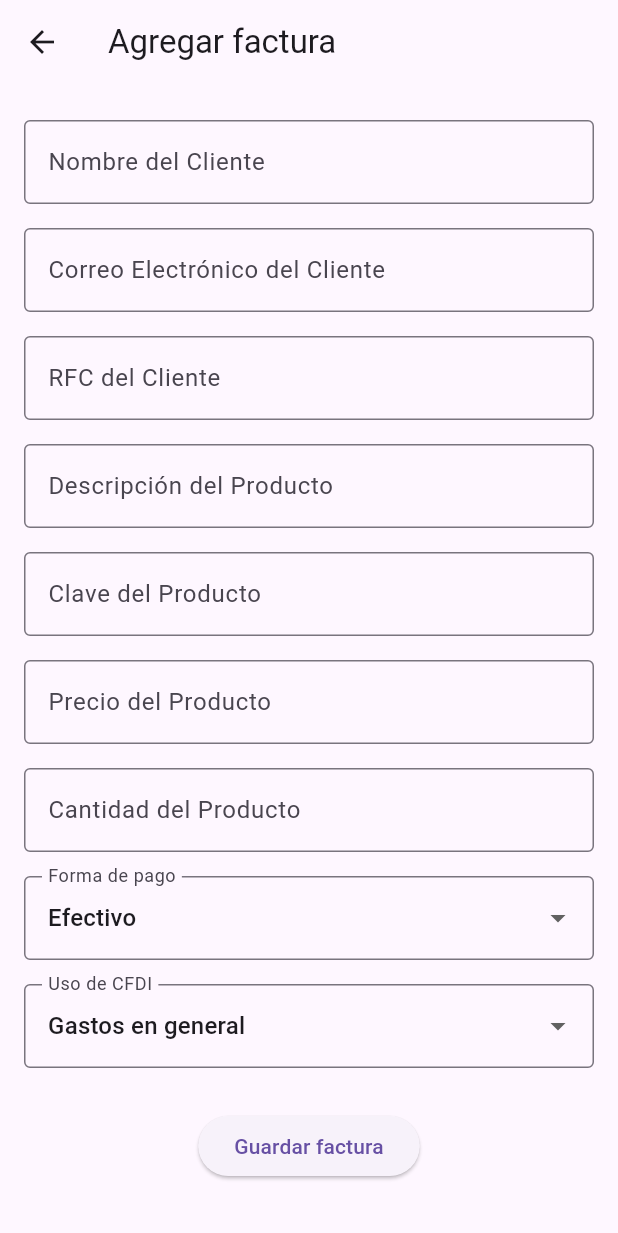
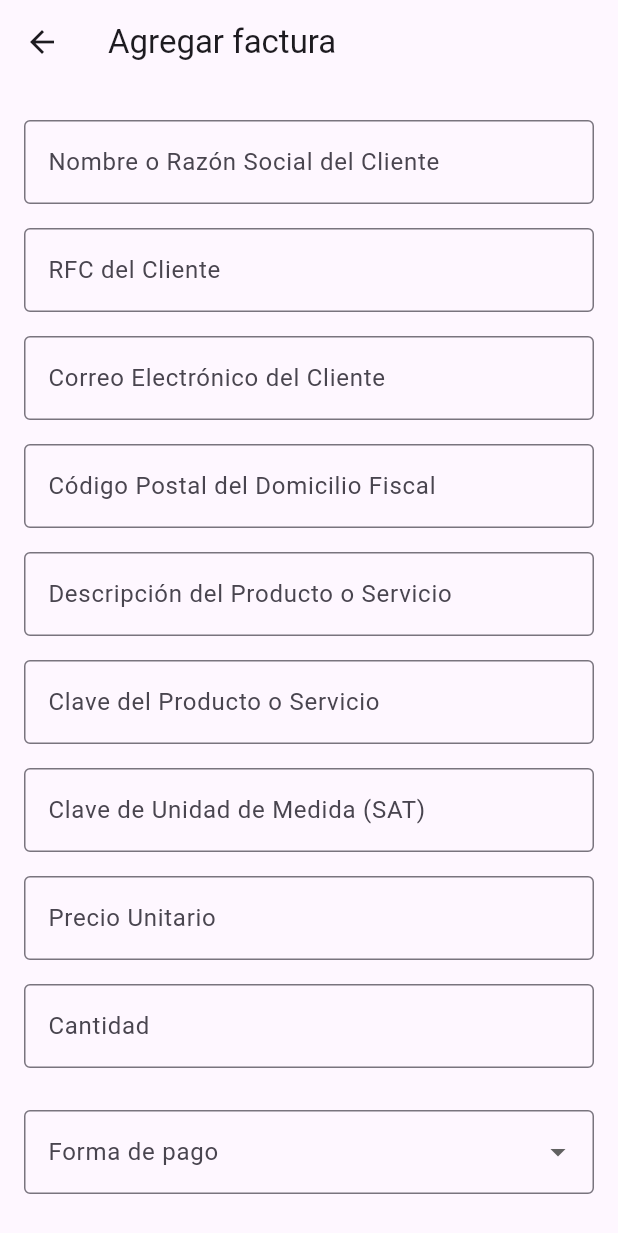
Before and after one commit to AbisurDiazR/renta_control, a Flutter app: the CreateInvoicePage screen opened directly, on a phone screen of 412 x 824 dp. Shown: the top 1233 px of the screen. Run offline on Flutter 3.47's test engine with Material 3 defaults, Android fonts, the light colour scheme and no system bars; our stand-ins replace cloud_firestore, equatable, firebase_auth, firebase_core, flutter_bloc, flutter_dotenv and 2 more; accounts and stored records are empty.

Commit message:
API de facturación integrada

```diff
--- /dev/null
+++ b/lib/domain/models/invoice/cfdi.dart
@@ -0,0 +1,9 @@
+class CFDI {
+  final String cfdiUse;
+  final String cfdiDescription;
+
+  CFDI({
+    required this.cfdiUse,
+    required this.cfdiDescription,
+  });
+}
--- a/lib/domain/models/invoice/invoice.dart
+++ b/lib/domain/models/invoice/invoice.dart
@@ -1,41 +1,54 @@
 class Invoice {
-  final String clientName;
-  final String clientEmail;
-  final String clientRFC;
+  final String legalName;
+  final String taxId;
+  final String email;
+  final String zip;
+  final String taxSystem;
+  final String paymentForm;
+  final String cfdiUse;
   final String productDescription;
   final String productKey;
+  final String unitKey;
   final double productPrice;
   final int productQuantity;
-  final String paymentMethod;
-  final String invoiceUse;
 
   Invoice({
-    required this.clientName,
-    required this.clientEmail,
-    required this.clientRFC,
+    required this.legalName,
+    required this.taxId,
+    required this.email,
+    required this.zip,
+    required this.taxSystem,
+    required this.paymentForm,
+    required this.cfdiUse,
     required this.productDescription,
     required this.productKey,
+    required this.unitKey,
     required this.productPrice,
     required this.productQuantity,
-    required this.paymentMethod,
-    required this.invoiceUse,
   });
 
-  double get totalAmount => productPrice * productQuantity;
-
-  /// **Método para convertir el objeto en un mapa (para Firebase o JSON)**
-  Map<String, dynamic> toMap() {
+  Map<String, dynamic> toJson() {
     return {
-      'clientName': clientName,
-      'clientEmail': clientEmail,
-      'clientRFC': clientRFC,
-      'productDescription': productDescription,
-      'productKey': productKey,
-      'productPrice': productPrice,
-      'productQuantity': productQuantity,
-      'paymentMethod': paymentMethod,
-      'invoiceUse': invoiceUse,
-      'totalAmount': totalAmount,
+      'payment_form': paymentForm,
+      'use': cfdiUse,
+      'customer': {
+        'legal_name': legalName,
+        'tax_id': taxId,
+        'tax_system': taxSystem,
+        'email': email,
+        'address': {'zip': zip},
+      },
+      'items': [
+        {
+          'quantity': productQuantity,
+          'product': {
+            'description': productDescription,
+            'product_key': productKey,
+            'unit_key': unitKey,
+            'price': productPrice,
+          },
+        },
+      ],
     };
   }
 }
--- /dev/null
+++ b/lib/domain/models/invoice/payment.dart
@@ -0,0 +1,16 @@
+class Payment {
+  final String key;
+  final String name;
+
+  Payment({
+    required this.key,
+    required this.name
+  });
+
+  Map<String, dynamic> toMap(){
+    return {
+      'key': key,
+      'name': name
+    };
+  }
+}
--- /dev/null
+++ b/lib/domain/models/invoice/tax_regime.dart
@@ -0,0 +1,6 @@
+class TaxRegime {
+  final String key;
+  final String description;
+
+  TaxRegime({required this.key, required this.description});
+}
--- a/lib/presentation/pages/invoices/create_invoice_page.dart
+++ b/lib/presentation/pages/invoices/create_invoice_page.dart
@@ -1,6 +1,17 @@
 // ignore_for_file: library_private_types_in_public_api
+import 'dart:convert';
+
 import 'package:flutter/material.dart';
+import 'package:flutter/services.dart';
+import 'package:flutter_dotenv/flutter_dotenv.dart';
+import 'package:http/http.dart' as http;
 import 'package:renta_control/domain/models/invoice/invoice.dart';
+import 'package:renta_control/domain/models/invoice/cfdi.dart';
+import 'package:renta_control/domain/models/invoice/payment.dart';
+import 'package:renta_control/domain/models/invoice/tax_regime.dart';
+import 'package:renta_control/utils/constants/cfdi_list.dart';
+import 'package:renta_control/utils/constants/payments_list.dart';
+import 'package:renta_control/utils/constants/tax_regime_list.dart';
 
 class CreateInvoicePage extends StatefulWidget {
   const CreateInvoicePage({super.key});
@@ -12,8 +23,12 @@ class CreateInvoicePage extends StatefulWidget {
 class _CreateInvoicePageState extends State<CreateInvoicePage> {
   final _formKey = GlobalKey<FormState>();
   final Map<String, TextEditingController> _controllers = {};
-  String _selectedPaymentMethod = 'Efectivo'; // Valor por defecto
-  String _selectedInvoiceUse = 'Gastos en general'; // Valor por defecto
+  List<Payment> paymentMethods = paymentsList;
+  Payment? _selectedPaymentMethod; // Codigo de forma de pago por defecto
+  List<CFDI> invoiceUses = cfdiList;
+  CFDI? _selectedInvoiceUse; // Codigo de uso de CFDI por defecto
+  List<TaxRegime> taxRegimes = taxRegimesList;
+  TaxRegime? _selectedTaxRegime; // Codigo de regimen fiscal por defecto
 
   @override
   void initState() {
@@ -23,11 +38,13 @@ class _CreateInvoicePageState extends State<CreateInvoicePage> {
 
   _initializeControllers() {
     final fields = [
-      'clientName',
-      'clientEmail',
-      'clientRFC',
+      'legalName',
+      'taxId',
+      'email',
+      'zip',
       'productDescription',
       'productKey',
+      'unitKey',
       'productPrice',
       'productQuantity',
     ];
@@ -58,25 +75,90 @@ class _CreateInvoicePageState extends State<CreateInvoicePage> {
               children: [
                 for (var field in _controllers.keys)
                   _buildTextField(field, isRequired: true),
-                _buildDropdownField(
-                  label: 'Forma de pago',
+                SizedBox(height: 20),
+                DropdownButtonFormField(
                   value: _selectedPaymentMethod,
-                  items: ['Efectivo', 'Tarjeta de Crédito', 'Transferencia'],
-                  onChanged: (value) {
+                  decoration: InputDecoration(
+                    labelText: 'Forma de pago',
+                    border: OutlineInputBorder(),
+                  ),
+                  items:
+                      paymentMethods.map((payment) {
+                        return DropdownMenuItem(
+                          value: payment,
+                          child: Text(payment.name),
+                        );
+                      }).toList(),
+                  onChanged: (Payment? value) {
                     setState(() {
                       _selectedPaymentMethod = value!;
                     });
                   },
+                  validator:
+                      (value) =>
+                          value == null
+                              ? 'Por favor selecciona un metodo de pago'
+                              : null,
                 ),
-                _buildDropdownField(
-                  label: 'Uso de CFDI',
+                SizedBox(height: 20),
+                DropdownButtonFormField(
                   value: _selectedInvoiceUse,
-                  items: ['Gastos en general', 'Adquisición de mercancías'],
-                  onChanged: (value) {
+                  decoration: InputDecoration(
+                    labelText: 'CFDI',
+                    border: OutlineInputBorder(),
+                  ),
+                  items:
+                      invoiceUses.map((cfdi) {
+                        return DropdownMenuItem(
+                          value: cfdi,
+                          child: SizedBox(
+                            width: MediaQuery.of(context).size.width * 0.7,
+                            child: Text(
+                              '${cfdi.cfdiUse} - ${cfdi.cfdiDescription}',
+                              overflow: TextOverflow.ellipsis,
+                            ),
+                          ),
+                        );
+                      }).toList(),
+                  onChanged: (CFDI? value) {
                     setState(() {
                       _selectedInvoiceUse = value!;
                     });
                   },
+                  validator:
+                      (value) =>
+                          value == null ? 'Por favor selecciona un CFDI' : null,
+                ),
+                SizedBox(height: 20),
+                DropdownButtonFormField(
+                  value: _selectedTaxRegime,
+                  decoration: InputDecoration(
+                    labelText: 'Regimen fiscal',
+                    border: OutlineInputBorder(),
+                  ),
+                  items:
+                      taxRegimes.map((taxRegime) {
+                        return DropdownMenuItem(
+                          value: taxRegime,
+                          child: SizedBox(
+                            width: MediaQuery.of(context).size.width * 0.7,
+                            child: Text(
+                              '${taxRegime.key} - ${taxRegime.description}',
+                              overflow: TextOverflow.ellipsis,
+                            ),
+                          ),
+                        );
+                      }).toList(),
+                  onChanged: (TaxRegime? value) {
+                    setState(() {
+                      _selectedTaxRegime = value!;
+                    });
+                  },
+                  validator:
+                      (value) =>
+                          value == null
+                              ? 'Por favor selecciona un regimen fiscal'
+                              : null,
                 ),
                 SizedBox(height: 20),
                 ElevatedButton(
@@ -91,14 +173,30 @@ class _CreateInvoicePageState extends State<CreateInvoicePage> {
     );
   }
 
-  Widget _buildTextField(String field, {required bool isRequired}){
+  Widget _buildTextField(String field, {required bool isRequired}) {
+    TextInputType keyboardType = TextInputType.text;
+    List<TextInputFormatter>? inputFormatters;
+
+    if (field == 'email') {
+      keyboardType = TextInputType.emailAddress;
+    } else if (field == 'zip') {
+      keyboardType = TextInputType.number;
+    } else if (field == 'productPrice') {
+      keyboardType = TextInputType.numberWithOptions(decimal: true);
+      inputFormatters = [
+        FilteringTextInputFormatter.allow(RegExp(r'^\d*\.?\d{0,2}')),
+      ];
+    } else if (field == 'productQuantity') {
+      keyboardType = TextInputType.number;
+      inputFormatters = [FilteringTextInputFormatter.digitsOnly];
+    }
     return Padding(
       padding: EdgeInsets.symmetric(vertical: 8.0),
       child: TextFormField(
         controller: _controllers[field],
         decoration: InputDecoration(
           labelText: _getLabelText(field),
-          border: OutlineInputBorder()
+          border: OutlineInputBorder(),
         ),
         validator: (value) {
           if (isRequired && (value == null || value.isEmpty)) {
@@ -106,68 +204,100 @@ class _CreateInvoicePageState extends State<CreateInvoicePage> {
           }
           return null;
         },
-      ),
-    );
-  }
-
-  Widget _buildDropdownField({
-    required String label,
-    required String value,
-    required List<String> items,
-    required ValueChanged<String?> onChanged,
-  }){
-    return Padding(
-      padding: EdgeInsets.symmetric(vertical: 8.0),
-      child: DropdownButtonFormField<String>(
-        value: value,
-        decoration: InputDecoration(
-          labelText: label,
-          border: OutlineInputBorder()
-        ),
-        items: items.map((item){
-          return DropdownMenuItem(
-            value: item,
-            child: Text(item),
-          );
-        }).toList(),
-        onChanged: onChanged,
+        keyboardType: keyboardType,
+        inputFormatters: inputFormatters,
       ),
     );
   }
 
   String _getLabelText(String field) {
     final labels = {
-      'clientName': 'Nombre del Cliente',
-      'clientEmail': 'Correo Electrónico del Cliente',
-      'clientRFC': 'RFC del Cliente',
-      'productDescription': 'Descripción del Producto',
-      'productKey': 'Clave del Producto',
-      'productPrice': 'Precio del Producto',
-      'productQuantity': 'Cantidad del Producto',
+      'legalName': 'Nombre o Razón Social del Cliente',
+      'taxId': 'RFC del Cliente',
+      'email': 'Correo Electrónico del Cliente',
+      'zip': 'Código Postal del Domicilio Fiscal',
+      'productDescription': 'Descripción del Producto o Servicio',
+      'productKey': 'Clave del Producto o Servicio',
+      'unitKey': 'Clave de Unidad de Medida (SAT)',
+      'productPrice': 'Precio Unitario',
+      'productQuantity': 'Cantidad',
     };
     return labels[field] ?? field;
   }
 
-  void _submitForm(){
+  void _submitForm() async {
+    // Atributos de facturación
+    final url = Uri.parse('https://www.facturapi.io/v2/invoices');
+    final apiKey = dotenv.env['API_KEY'];
+
     if (_formKey.currentState!.validate()) {
       final newInvoice = Invoice(
-        clientName: _controllers['clientName']!.text,
-        clientEmail: _controllers['clientEmail']!.text,
-        clientRFC: _controllers['clientRFC']!.text,
+        legalName: _controllers['legalName']!.text,
+        taxId: _controllers['taxId']!.text,
+        email: _controllers['email']!.text,
+        zip: _controllers['zip']!.text,
+        taxSystem: _selectedTaxRegime!.key,
+        paymentForm: _selectedPaymentMethod!.key,
+        cfdiUse: _selectedInvoiceUse!.cfdiUse,
         productDescription: _controllers['productDescription']!.text,
         productKey: _controllers['productKey']!.text,
+        unitKey: _controllers['unitKey']!.text,
         productPrice: double.parse(_controllers['productPrice']!.text),
         productQuantity: int.parse(_controllers['productQuantity']!.text),
-        paymentMethod: _selectedPaymentMethod,
-        invoiceUse: _selectedInvoiceUse,
       );
 
-      // Enviar evento para agregar factura
-      //BlocProvider.of<InvoiceBloc>(context).add(AddInvoice(invoice: newInvoice));
-      print(newInvoice.toMap());
+      final body = {
+        "payment_form": newInvoice.paymentForm,
+        "use": newInvoice.cfdiUse,
+        "customer": {
+          "legal_name": newInvoice.legalName,
+          "tax_id": newInvoice.taxId,
+          "tax_system": newInvoice.taxSystem,
+          "email": newInvoice.email,
+          "address": {"zip": newInvoice.zip},
+        },
+        "items": [
+          {
+            "quantity": newInvoice.productQuantity,
+            "product": {
+              "description": newInvoice.productDescription,
+              "product_key": newInvoice.productKey,
+              "unit_key": newInvoice.unitKey,
+              "price": newInvoice.productPrice,
+            },
+          },
+        ],
+      };
 
-      // Cerrar la pantalla después de guardar
-      Navigator.pop(context);
+      try {
+        final response = await http.post(
+          url,
+          headers: {
+            'Authorization': 'Bearer $apiKey',
+            'Content-Type': 'application/json',
+          },
+          body: jsonEncode(body),
+        );
+
+        if (response.statusCode == 200) {
+          // Factura creada con éxito
+          print('Factura creada: ${response.body}');
+          Navigator.pop(context);
+        } else {
+          // Error en la creación
+          print('Error al crear factura: ${response.body}');
+          ScaffoldMessenger.of(
+            context,
+          ).showSnackBar(SnackBar(content: Text('Error al crear la factura')));
+        }
+      } catch (e) {
+        print('Excepción al enviar la solicitud: $e');
+        ScaffoldMessenger.of(context).showSnackBar(
+          SnackBar(
+            content: Text('Ocurrió un error al conectar con el servidor'),
+          ),
+        );
+      }
     }
   }
 }
--- /dev/null
+++ b/lib/utils/constants/cfdi_list.dart
@@ -0,0 +1,28 @@
+import 'package:renta_control/domain/models/invoice/cfdi.dart';
+
+final List<CFDI> cfdiList = [
+  CFDI(cfdiUse: 'G01', cfdiDescription: 'Adquisición de mercancías'),
+  CFDI(cfdiUse: 'G02', cfdiDescription: 'Devoluciones, descuentos o bonificaciones'),
+  CFDI(cfdiUse: 'G03', cfdiDescription: 'Gastos en general'),
+  CFDI(cfdiUse: 'I01', cfdiDescription: 'Construcciones'),
+  CFDI(cfdiUse: 'I02', cfdiDescription: 'Mobiliario y equipo de oficina para inversiones'),
+  CFDI(cfdiUse: 'I03', cfdiDescription: 'Equipo de transporte'),
+  CFDI(cfdiUse: 'I04', cfdiDescription: 'Equipo de cómputo y accesorios'),
+  CFDI(cfdiUse: 'I05', cfdiDescription: 'Dados, troqueles, moldes, matrices y herramental'),
+  CFDI(cfdiUse: 'I06', cfdiDescription: 'Comunicaciones telefónicas'),
+  CFDI(cfdiUse: 'I07', cfdiDescription: 'Comunicaciones satelitales'),
+  CFDI(cfdiUse: 'I08', cfdiDescription: 'Otra maquinaria y equipo'),
+  CFDI(cfdiUse: 'D01', cfdiDescription: 'Honorarios médicos, dentales y hospitalarios'),
+  CFDI(cfdiUse: 'D02', cfdiDescription: 'Gastos médicos por incapacidad o discapacidad'),
+  CFDI(cfdiUse: 'D03', cfdiDescription: 'Gastos funerales'),
+  CFDI(cfdiUse: 'D04', cfdiDescription: 'Donativos'),
+  CFDI(cfdiUse: 'D05', cfdiDescription: 'Intereses reales pagados por créditos hipotecarios'),
+  CFDI(cfdiUse: 'D06', cfdiDescription: 'Aportaciones voluntarias al SAR'),
+  CFDI(cfdiUse: 'D07', cfdiDescription: 'Primas de seguros de gastos médicos'),
+  CFDI(cfdiUse: 'D08', cfdiDescription: 'Gastos de transportación escolar obligatoria'),
+  CFDI(cfdiUse: 'D09', cfdiDescription: 'Depósitos en cuentas para el ahorro, primas de pensiones'),
+  CFDI(cfdiUse: 'D10', cfdiDescription: 'Pagos por servicios educativos (colegiaturas)'),
+  CFDI(cfdiUse: 'S01', cfdiDescription: 'Sin efectos fiscales'),
+  CFDI(cfdiUse: 'CP01', cfdiDescription: 'Pagos'),
+  CFDI(cfdiUse: 'CN01', cfdiDescription: 'Nómina'),
+];
--- /dev/null
+++ b/lib/utils/constants/payments_list.dart
@@ -0,0 +1,10 @@
+import 'package:renta_control/domain/models/invoice/payment.dart';
+
+final List<Payment> paymentsList = [
+  Payment(key: '01', name: 'Efectivo'),
+  Payment(key: '02', name: 'Cheque nominativo'),
+  Payment(key: '03', name: 'Transferencia electrónica de fondos'),
+  Payment(key: '04', name: 'Tarjeta de crédito'),
+  Payment(key: '28', name: 'Tarjeta de débito'),
+  Payment(key: '08', name: 'Vales de despensa'),
+];
--- /dev/null
+++ b/lib/utils/constants/tax_regime_list.dart
@@ -0,0 +1,57 @@
+import 'package:renta_control/domain/models/invoice/tax_regime.dart';
+
+List<TaxRegime> taxRegimesList = [
+  TaxRegime(key: '601', description: 'General de Ley Personas Morales'),
+  TaxRegime(
+    key: '603',
+    description: 'Personas Morales con Fines no Lucrativos',
+  ),
+  TaxRegime(
+    key: '605',
+    description: 'Sueldos y Salarios e Ingresos Asimilados a Salarios',
+  ),
+  TaxRegime(key: '606', description: 'Arrendamiento'),
+  TaxRegime(
+    key: '607',
+    description: 'Régimen de Enajenación o Adquisición de Bienes',
+  ),
+  TaxRegime(key: '608', description: 'Demás ingresos'),
+  TaxRegime(
+    key: '610',
+    description:
+        'Residentes en el Extranjero sin Establecimiento Permanente en México',
+  ),
+  TaxRegime(
+    key: '611',
+    description: 'Ingresos por Dividendos (socios y accionistas)',
+  ),
+  TaxRegime(
+    key: '612',
+    description:
+        'Personas Físicas con Actividades Empresariales y Profesionales',
+  ),
+  TaxRegime(key: '614', description: 'Ingresos por intereses'),
+  TaxRegime(
+    key: '615',
+    description: 'Régimen de los ingresos por obtención de premios',
+  ),
+  TaxRegime(key: '616', description: 'Sin obligaciones fiscales'),
+  TaxRegime(
+    key: '620',
+    description:
+        'Sociedades Cooperativas de Producción que optan por diferir sus ingresos',
+  ),
+  TaxRegime(key: '621', description: 'Incorporación Fiscal'),
+  TaxRegime(
+    key: '622',
+    description: 'Actividades Agrícolas, Ganaderas, Silvícolas y Pesqueras',
+  ),
+  TaxRegime(key: '623', description: 'Opcional para Grupos de Sociedades'),
+  TaxRegime(key: '624', description: 'Coordinados'),
+  TaxRegime(
+    key: '625',
+    description:
+        'Régimen de las Actividades Empresariales con ingresos a través de Plataformas Tecnológicas',
+  ),
+  TaxRegime(key: '626', description: 'Régimen Simplificado de Confianza'),
+];
--- a/pubspec.yaml
+++ b/pubspec.yaml
@@ -46,6 +46,7 @@ dependencies:
   pdf: ^3.11.3
   path_provider: ^2.1.5
   flutter_dotenv: ^5.2.1
+  http: ^1.3.0
 
 dev_dependencies:
   flutter_test:
```
Also changed, not shown: pubspec.lock, 4 other files.
